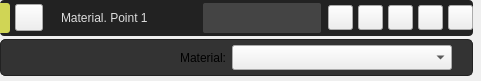
Before: the Qt Designer form app/ui/widget_draw_material_point_card.ui in edwinar13/MPM-UN, drawn with Qt 5.
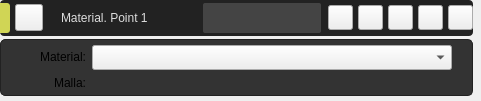
After: the same form once the commit is applied. Icons and pictures are not drawn.

```diff
--- a/app/ui/widget_draw_material_point_card.ui
+++ b/app/ui/widget_draw_material_point_card.ui
@@ -7,7 +7,7 @@
     <x>0</x>
     <y>0</y>
     <width>481</width>
-    <height>81</height>
+    <height>101</height>
    </rect>
   </property>
   <property name="sizePolicy">
@@ -591,7 +591,7 @@
      <property name="frameShadow">
       <enum>QFrame::Raised</enum>
      </property>
-     <layout class="QHBoxLayout" name="horizontalLayout_2">
+     <layout class="QFormLayout" name="formLayout">
       <property name="leftMargin">
        <number>5</number>
       </property>
@@ -604,7 +604,7 @@
       <property name="bottomMargin">
        <number>5</number>
       </property>
-      <item>
+      <item row="0" column="0">
        <widget class="QLabel" name="label_textPointMaterialProperty">
         <property name="minimumSize">
          <size>
@@ -623,7 +623,7 @@
         </property>
        </widget>
       </item>
-      <item>
+      <item row="0" column="1">
        <widget class="QComboBox" name="comboBox_PointMaterialProperty">
         <property name="minimumSize">
          <size>
@@ -639,6 +639,44 @@
         </property>
        </widget>
       </item>
+      <item row="1" column="0">
+       <widget class="QLabel" name="label_textPointMateriallabel">
+        <property name="minimumSize">
+         <size>
+          <width>80</width>
+          <height>0</height>
+         </size>
+        </property>
+        <property name="text">
+         <string>Malla:</string>
+        </property>
+        <property name="alignment">
+         <set>Qt::AlignRight|Qt::AlignTrailing|Qt::AlignVCenter</set>
+        </property>
+        <property name="QLabelStyle" stdset="0">
+         <number>3</number>
+        </property>
+       </widget>
+      </item>
+      <item row="1" column="1">
+       <widget class="QLabel" name="label_textPointMaterialMesh">
+        <property name="minimumSize">
+         <size>
+          <width>80</width>
+          <height>0</height>
+         </size>
+        </property>
+        <property name="text">
+         <string/>
+        </property>
+        <property name="alignment">
+         <set>Qt::AlignLeading|Qt::AlignLeft|Qt::AlignVCenter</set>
+        </property>
+        <property name="QLabelStyle" stdset="0">
+         <number>3</number>
+        </property>
+       </widget>
+      </item>
      </layout>
     </widget>
    </item>
```
